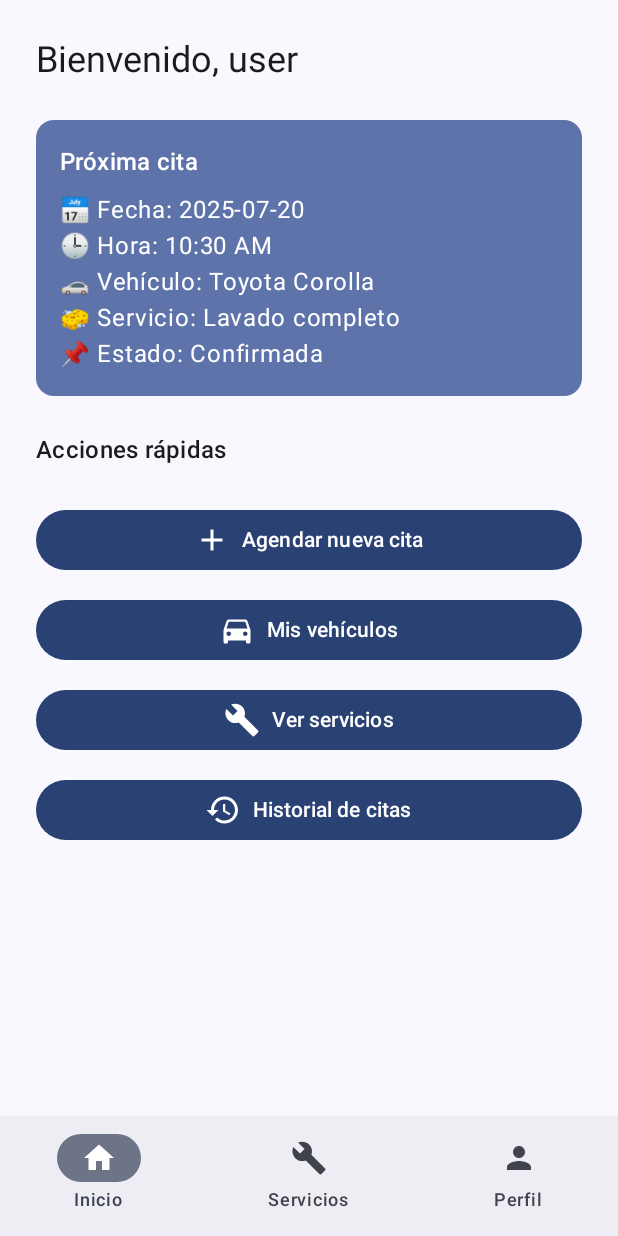
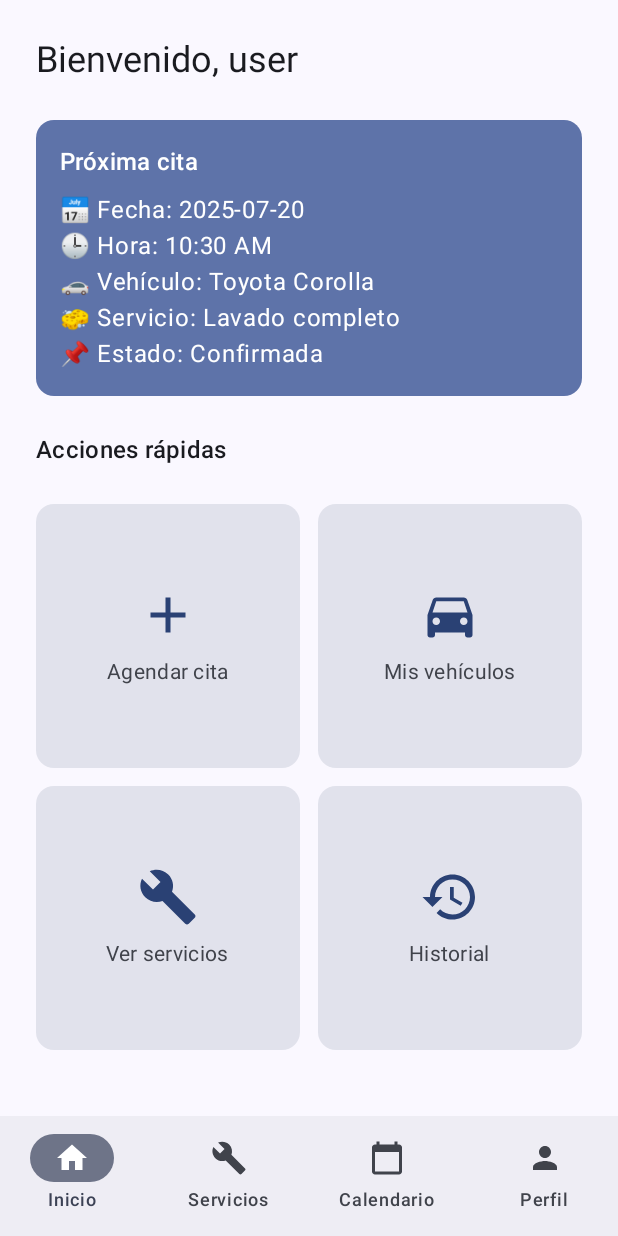
Before and after one commit to balgxmr/carwash-app, an Android app built with Jetpack Compose: the screen it shows after launch (MainActivity), after a tap on "Iniciar Sesión", on a phone screen of 412 x 824 dp. Run offline under Robolectric (Android 15) with nearby library versions, the phone set to English and light mode, and no system bars.

```diff
--- a/app/src/main/java/com/example/proyectofinalcarwash/home/HomeScreen.kt
+++ b/app/src/main/java/com/example/proyectofinalcarwash/home/HomeScreen.kt
@@ -12,6 +12,9 @@ import androidx.compose.ui.unit.dp
 import androidx.compose.ui.unit.sp
 import com.example.proyectofinalcarwash.home.HomeScreen
 import androidx.navigation.NavController
+import androidx.compose.foundation.lazy.grid.GridCells
+import androidx.compose.foundation.lazy.grid.LazyVerticalGrid
+import androidx.compose.foundation.lazy.grid.items
 
 @Composable
 fun HomeScreen(
@@ -75,38 +78,46 @@ fun HomeScreen(
 
             Text("Acciones rápidas", style = MaterialTheme.typography.titleMedium)
 
-            Column(verticalArrangement = Arrangement.spacedBy(12.dp)) {
-                Button(
-                    onClick = { navController.navigate("agendarCita") },
-                    modifier = Modifier.fillMaxWidth()
-                ) {
-                    Icon(Icons.Default.Add, contentDescription = null)
-                    Spacer(Modifier.width(8.dp))
-                    Text("Agendar nueva cita")
-                }
-                Button(
-                    onClick = { navController.navigate("vehiculos") },
-                    modifier = Modifier.fillMaxWidth()
-                ) {
-                    Icon(Icons.Default.DirectionsCar, contentDescription = null)
-                    Spacer(Modifier.width(8.dp))
-                    Text("Mis vehículos")
-                }
-                Button(
-                    onClick = { navController.navigate("services") },
-                    modifier = Modifier.fillMaxWidth()
-                ) {
-                    Icon(Icons.Default.Build, contentDescription = null)
-                    Spacer(Modifier.width(8.dp))
-                    Text("Ver servicios")
-                }
-                Button(
-                    onClick = { navController.navigate("historial") },
-                    modifier = Modifier.fillMaxWidth()
-                ) {
-                    Icon(Icons.Default.History, contentDescription = null)
-                    Spacer(Modifier.width(8.dp))
-                    Text("Historial de citas")
+            // Nueva grilla de acciones rápidas estilo Speed Dial
+            val acciones = listOf(
+                Triple("Agendar cita", Icons.Default.Add, "agendarCita"),
+                Triple("Mis vehículos", Icons.Default.DirectionsCar, "vehiculos"),
+                Triple("Ver servicios", Icons.Default.Build, "services"),
+                Triple("Historial", Icons.Default.History, "historial")
+            )
+
+            LazyVerticalGrid(
+                columns = GridCells.Fixed(2),
+                verticalArrangement = Arrangement.spacedBy(12.dp),
+                horizontalArrangement = Arrangement.spacedBy(12.dp),
+                modifier = Modifier.fillMaxHeight()
+            ) {
+                items(acciones.size) { index ->
+                    val (titulo, icono, ruta) = acciones[index]
+                    Card(
+                        onClick = { navController.navigate(ruta) },
+                        modifier = Modifier
+                            .fillMaxWidth()
+                            .aspectRatio(1f), // Cuadrado
+                        colors = CardDefaults.cardColors(containerColor = MaterialTheme.colorScheme.surfaceVariant)
+                    ) {
+                        Column(
+                            modifier = Modifier
+                                .padding(16.dp)
+                                .fillMaxSize(),
+                            verticalArrangement = Arrangement.Center,
+                            horizontalAlignment = Alignment.CenterHorizontally
+                        ) {
+                            Icon(
+                                icono,
+                                contentDescription = titulo,
+                                modifier = Modifier.size(40.dp),
+                                tint = MaterialTheme.colorScheme.primary
+                            )
+                            Spacer(modifier = Modifier.height(8.dp))
+                            Text(titulo, style = MaterialTheme.typography.bodyMedium)
+                        }
+                    }
                 }
             }
         }
--- a/app/src/main/java/com/example/proyectofinalcarwash/navigation/AppNavigation.kt
+++ b/app/src/main/java/com/example/proyectofinalcarwash/navigation/AppNavigation.kt
@@ -17,6 +17,7 @@ import androidx.compose.ui.Modifier
 import androidx.navigation.compose.currentBackStackEntryAsState
 import androidx.navigation.NavController
 import androidx.navigation.NavDestination
+import com.example.proyectofinalcarwash.screens.CalendarScreen
 import com.example.proyectofinalcarwash.ui.components.MainLayout
 
 @Composable
@@ -78,5 +79,11 @@ fun AppNavigation() {
                 )
             }
         }
+        composable("calendar") {
+            val currentDestination = navController.currentBackStackEntryAsState().value?.destination
+            MainLayout(navController, currentDestination) { innerPadding ->
+                CalendarScreen() // sin navController aquí
+            }
+        }
     }
 }
--- a/app/src/main/java/com/example/proyectofinalcarwash/ui/components/MainLayout.kt
+++ b/app/src/main/java/com/example/proyectofinalcarwash/ui/components/MainLayout.kt
@@ -1,9 +1,7 @@
 package com.example.proyectofinalcarwash.ui.components
 
 import androidx.compose.material.icons.Icons
-import androidx.compose.material.icons.filled.Build
-import androidx.compose.material.icons.filled.Home
-import androidx.compose.material.icons.filled.Person
+import androidx.compose.material.icons.filled.*
 import androidx.compose.material3.*
 import androidx.compose.runtime.*
 import androidx.compose.ui.Modifier
@@ -25,6 +23,7 @@ fun MainLayout(
     val bottomNavItems = listOf(
         BottomNavItem("Inicio", "home", Icons.Default.Home),
         BottomNavItem("Servicios", "services", Icons.Default.Build),
+        BottomNavItem("Calendario", "calendar", Icons.Default.CalendarToday),
         BottomNavItem("Perfil", "profile", Icons.Default.Person)
     )
 
```
Also changed, not shown: app/src/main/java/com/example/proyectofinalcarwash/screens/CalendarScreen.kt (added, +109 -0 lines).
